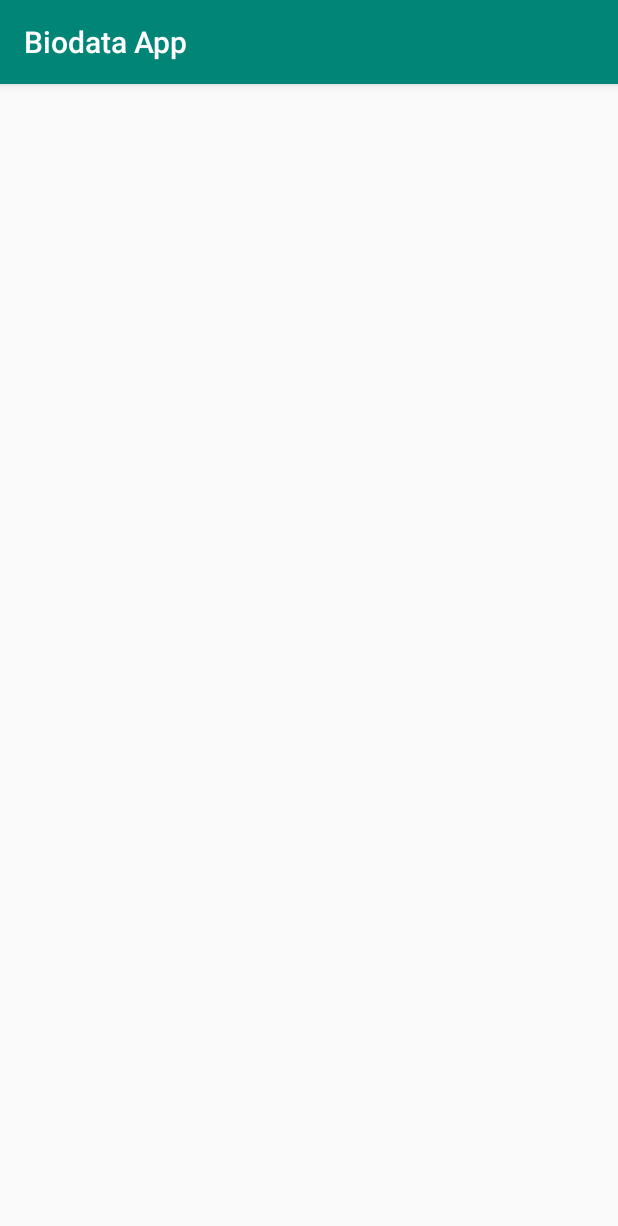
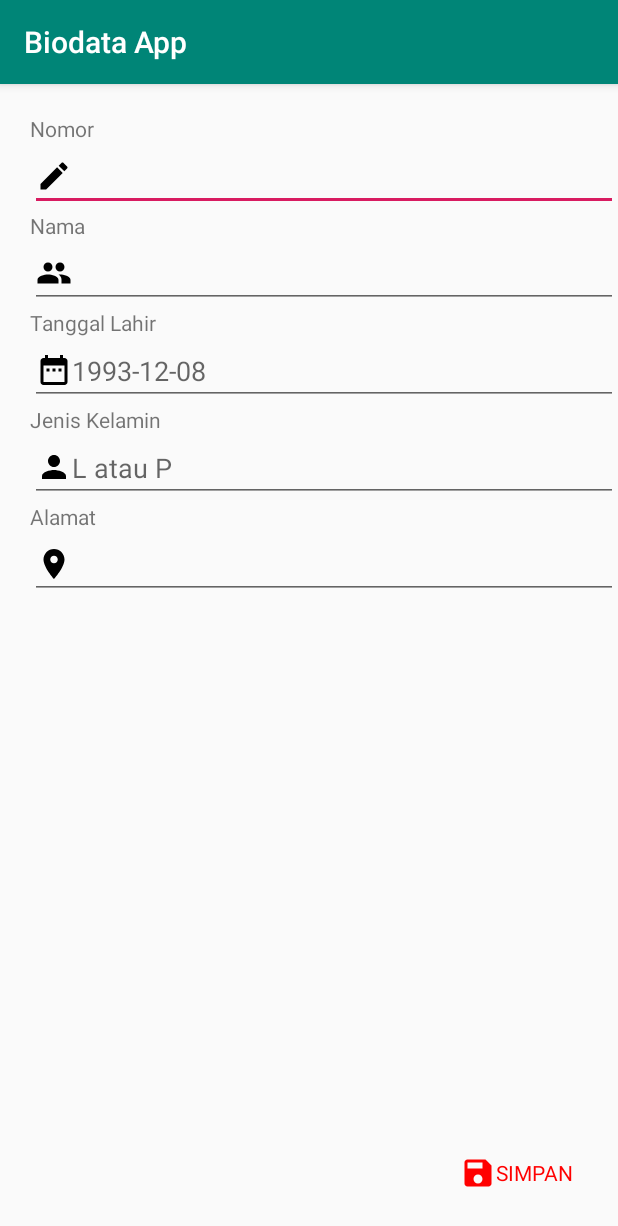
Before and after one commit to ariyadiaip/BiodataApplication, an Android app: the InputActivity screen opened directly, with no data from a screen before it, on a phone screen of 412 x 824 dp. Shown: the top 1226 px of the screen. Run offline under Robolectric (Android 15) with nearby library versions, the phone set to English and light mode, and no system bars.

Commit message:
Input & Update Data

```diff
--- a/app/src/main/res/layout/activity_input.xml
+++ b/app/src/main/res/layout/activity_input.xml
@@ -6,5 +6,80 @@
     android:layout_height="match_parent"
     tools:context=".InputActivity">
 
+<GridLayout
+    android:layout_width="match_parent"
+    android:layout_height="match_parent"
+    android:layout_marginLeft="20dp"
+    android:rowCount="11"
+    android:columnCount="1"
+    android:layout_marginTop="20dp"
+    android:orientation="vertical">
 
+
+        <TextView
+            android:layout_width="wrap_content"
+            android:layout_height="wrap_content"
+            android:text="Nomor"/>
+        <EditText
+            android:layout_width="match_parent"
+            android:layout_height="wrap_content"
+            android:drawableLeft="@drawable/ic_create_black_24dp"/>
+        <TextView
+            android:layout_width="wrap_content"
+            android:layout_height="wrap_content"
+            android:text="Nama"/>
+        <EditText
+            android:layout_width="match_parent"
+            android:layout_height="wrap_content"
+            android:drawableLeft="@drawable/ic_group_black_24dp"/>
+        <TextView
+            android:layout_width="wrap_content"
+            android:layout_height="wrap_content"
+            android:text="Tanggal Lahir"/>
+        <EditText
+            android:layout_width="match_parent"
+            android:layout_height="wrap_content"
+            android:drawableLeft="@drawable/ic_date_range_black_24dp"
+            android:hint="1993-12-08"/>
+        <TextView
+            android:layout_width="wrap_content"
+            android:layout_height="wrap_content"
+            android:text="Jenis Kelamin"/>
+        <EditText
+            android:layout_width="match_parent"
+            android:layout_height="wrap_content"
+            android:hint="L atau P"
+            android:drawableLeft="@drawable/ic_person_black_24dp"/>
+        <TextView
+            android:layout_width="wrap_content"
+            android:layout_height="wrap_content"
+            android:text="Alamat"/>
+        <EditText
+            android:layout_width="match_parent"
+            android:layout_height="wrap_content"
+            android:drawableLeft="@drawable/ic_place_black_24dp"/>
+</GridLayout>
+        <LinearLayout
+            android:id="@+id/btnSimpanData"
+            android:layout_width="wrap_content"
+            android:layout_height="wrap_content"
+            android:orientation="horizontal"
+            android:layout_alignParentBottom="true"
+            android:layout_alignParentRight="true"
+            android:layout_margin="30dp">
+
+                <ImageView
+                    android:layout_width="wrap_content"
+                    android:layout_height="wrap_content"
+                    android:src="@drawable/ic_save_black_24dp"/>
+                <TextView
+                    android:layout_width="wrap_content"
+                    android:layout_height="wrap_content"
+                    android:layout_gravity="center"
+                    android:textColor="@color/colorRed"
+                    android:text="Simpan"
+                    android:textAllCaps="true"/>
+
+
+        </LinearLayout>
 </RelativeLayout>
```
Also changed, not shown: app/src/main/res/layout/activity_update.xml (+79 -2 lines).
